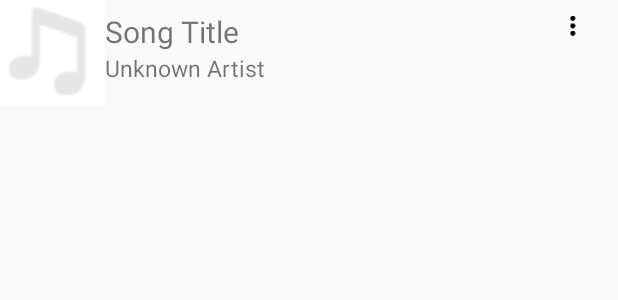
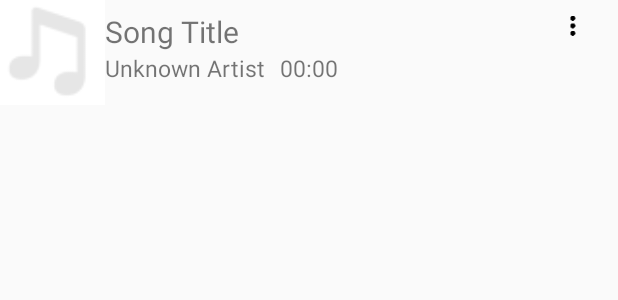
Before and after one commit to HassanNahhal/MusicPlayer, an Android app: the layout song_all_list.xml on its own in the app's theme, with its tools: preview values and no code run, on a phone screen of 412 x 824 dp. Shown: the top 300 px of the screen. Run offline under Robolectric (Android 15) with nearby library versions, the phone set to English and light mode, and no system bars.

Commit message:
finish playlist

```diff
--- a/app/src/main/java/com/conestogac/musicplayer/ui/CardView2Adapter.java
+++ b/app/src/main/java/com/conestogac/musicplayer/ui/CardView2Adapter.java
@@ -157,11 +157,9 @@ public class CardView2Adapter extends RecyclerView.Adapter<CardView2Adapter.View
             switch (menuItem.getItemId()) {
                 case R.id.action_add_playlist:
                     songArrayList = MusicHelper.getSongListByGenre(ctxt, _id);
-                    Toast.makeText(ctxt, "Add to playlist", Toast.LENGTH_SHORT).show();
                     //to prevent add 0 to songlist
                     if (songArrayList.size() == 0)
                         return true;
-
                     //set songlist and goto selecting playlist
                     Intent gotoSelectPlaylist = new Intent(ctxt, SelectAndAddToPlayList.class);
                     gotoSelectPlaylist.putExtra(PlayerActivity.EXTRA_SONGLIST, songArrayList);
--- a/app/src/main/java/com/conestogac/musicplayer/ui/CardViewAdapter.java
+++ b/app/src/main/java/com/conestogac/musicplayer/ui/CardViewAdapter.java
@@ -18,6 +18,7 @@ import android.view.ViewGroup;
 import android.support.v7.widget.CardView;
 import android.widget.ImageView;
 import android.widget.TextView;
+import android.widget.Toast;
 
 import com.conestogac.musicplayer.R;
 import com.conestogac.musicplayer.model.Album;
--- a/app/src/main/java/com/conestogac/musicplayer/ui/LibraryViewFragment.java
+++ b/app/src/main/java/com/conestogac/musicplayer/ui/LibraryViewFragment.java
@@ -79,11 +79,12 @@ public class LibraryViewFragment  extends Fragment {
                 ArrayList <Song> songList = new ArrayList<>();
                 songList.add(selectedSong);
                 int FragmentPosition=getArguments().getInt(KEY_POSITION, 0) + 1;   //there's one difference between keyposition and view definition
+
+                //This is needed to share fragement between Libraryview fragment and Tageditor fragmenet
                 if (FragmentPosition == SlideViewPagerAdapter.LIBRARY_VIEW) {
                     Intent gotoMusicPlayer = new Intent(ctxt, PlayerActivity.class);
                     View sharedView = result.findViewById(R.id.albumArt);
                     String transitionName = ctxt.getString(R.string.albumart);
-
                     ActivityOptions transitionActivityOptions = ActivityOptions.makeSceneTransitionAnimation((Activity) ctxt, sharedView, transitionName);
                     gotoMusicPlayer.putExtra(PlayerActivity.EXTRA_SONGLIST, songList);
                     ctxt.startActivity(gotoMusicPlayer, transitionActivityOptions.toBundle());
--- a/app/src/main/java/com/conestogac/musicplayer/ui/SelectAndAddToPlayList.java
+++ b/app/src/main/java/com/conestogac/musicplayer/ui/SelectAndAddToPlayList.java
@@ -48,6 +48,7 @@ public class SelectAndAddToPlayList extends ListActivity {
     protected void onListItemClick(ListView l, View v, int position, long id) {
         String item = (String) getListAdapter().getItem(position);
         dbHelper.insertPlaylistSong(playLists.get(position).getID(),songList);
+        Toast.makeText(this, songList.size()+"songs are added to playlist", Toast.LENGTH_SHORT).show();
         finish();
     }
 
--- a/app/src/main/res/layout/song_all_list.xml
+++ b/app/src/main/res/layout/song_all_list.xml
@@ -9,24 +9,30 @@
         android:layout_width="70dp"
         android:layout_height="70dp"
         android:transitionName="@string/albumart"
+        android:clickable="false"
+        android:focusable="false"
         android:background="@drawable/ic_default_art"/>
 
     <TextView
         android:id="@+id/song_title"
-        android:layout_width="wrap_content"
+        android:layout_width="match_parent"
         android:layout_height="wrap_content"
         android:text="Song Title"
         android:textSize="20sp"
         android:singleLine="true"
+        android:clickable="false"
+        android:focusable="false"
         android:layout_alignTop="@+id/overflow"
         android:layout_toEndOf="@+id/albumArt"/>
 
     <TextView
         android:id="@+id/song_artist"
-        android:layout_width="match_parent"
+        android:layout_width="wrap_content"
         android:layout_height="wrap_content"
         android:text="Unknown Artist"
         android:textSize="15sp"
+        android:clickable="false"
+        android:focusable="false"
         android:layout_below="@id/song_title"
         android:layout_alignLeft="@id/song_title"/>
 
@@ -34,10 +40,13 @@
         android:id="@+id/song_duration"
         android:layout_width="wrap_content"
         android:layout_height="wrap_content"
-        android:layout_marginLeft="10dp"
         android:text="00:00"
         android:textSize="15sp"
-        android:layout_toRightOf="@id/song_artist"/>
+        android:clickable="false"
+        android:focusable="false"
+        android:layout_marginLeft="10dp"
+        android:layout_below="@id/song_title"
+        android:layout_toEndOf="@id/song_artist"/>
 
     <ImageView
         android:id="@+id/overflow"
@@ -47,9 +56,10 @@
         android:layout_marginRight="20dp"
         android:src="@drawable/ic_more_vert_black_24dp"
         android:layout_gravity="right"
-        android:layout_alignEnd="@+id/song_artist"
+        android:layout_alignParentTop="true"
+        android:layout_alignEnd="@+id/song_title"
         android:scaleType="centerCrop"
-        android:clickable="true"
-        android:focusable="true"/>
+        android:focusable="false"
+        android:focusableInTouchMode="false"/>
 
 </RelativeLayout>
```
Also changed, not shown: app/src/main/java/com/conestogac/musicplayer/ui/SongCursorAdapter.java (+27 -6 lines).
